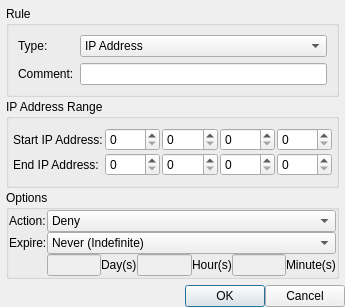
Old version of the form Quazaa/UI/dialogaddrule.ui in the repository c3c/quazaa.
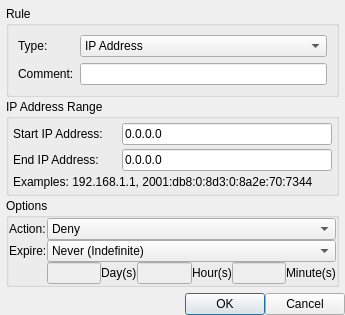
New version of the form. Icons and pictures are not drawn.

Commit message: Changed DialogAddRule to add IP Ranges properly.

```diff
--- a/Quazaa/UI/dialogaddrule.ui
+++ b/Quazaa/UI/dialogaddrule.ui
@@ -125,6 +125,136 @@
         </layout>
        </widget>
       </item>
+      <item row="3" column="0">
+       <widget class="QGroupBox" name="groupBoxOptions">
+        <property name="title">
+         <string>Options</string>
+        </property>
+        <layout class="QGridLayout" name="gridLayoutGroupBoxOptions">
+         <property name="leftMargin">
+          <number>0</number>
+         </property>
+         <property name="topMargin">
+          <number>0</number>
+         </property>
+         <property name="rightMargin">
+          <number>0</number>
+         </property>
+         <property name="bottomMargin">
+          <number>0</number>
+         </property>
+         <property name="spacing">
+          <number>0</number>
+         </property>
+         <item row="0" column="0">
+          <widget class="QLabel" name="labelAction">
+           <property name="text">
+            <string>Action:</string>
+           </property>
+          </widget>
+         </item>
+         <item row="0" column="1" colspan="6">
+          <widget class="QComboBox" name="comboBoxAction">
+           <property name="currentIndex">
+            <number>2</number>
+           </property>
+           <property name="maxVisibleItems">
+            <number>3</number>
+           </property>
+           <item>
+            <property name="text">
+             <string>None</string>
+            </property>
+           </item>
+           <item>
+            <property name="text">
+             <string>Accept</string>
+            </property>
+           </item>
+           <item>
+            <property name="text">
+             <string>Deny</string>
+            </property>
+           </item>
+          </widget>
+         </item>
+         <item row="1" column="0">
+          <widget class="QLabel" name="labelExpire">
+           <property name="text">
+            <string>Expire:</string>
+           </property>
+          </widget>
+         </item>
+         <item row="1" column="1" colspan="6">
+          <widget class="QComboBox" name="comboBoxExpire">
+           <property name="currentIndex">
+            <number>0</number>
+           </property>
+           <property name="maxVisibleItems">
+            <number>3</number>
+           </property>
+           <item>
+            <property name="text">
+             <string>Never (Indefinite)</string>
+            </property>
+           </item>
+           <item>
+            <property name="text">
+             <string>At End Of Session</string>
+            </property>
+           </item>
+           <item>
+            <property name="text">
+             <string>After:</string>
+            </property>
+           </item>
+          </widget>
+         </item>
+         <item row="2" column="1">
+          <widget class="QLineEdit" name="lineEditDays">
+           <property name="enabled">
+            <bool>false</bool>
+           </property>
+          </widget>
+         </item>
+         <item row="2" column="2">
+          <widget class="QLabel" name="labelDays">
+           <property name="text">
+            <string>Day(s)</string>
+           </property>
+          </widget>
+         </item>
+         <item row="2" column="3">
+          <widget class="QLineEdit" name="lineEditHours">
+           <property name="enabled">
+            <bool>false</bool>
+           </property>
+          </widget>
+         </item>
+         <item row="2" column="4">
+          <widget class="QLabel" name="labelHours">
+           <property name="text">
+            <string>Hour(s)</string>
+           </property>
+          </widget>
+         </item>
+         <item row="2" column="5">
+          <widget class="QLineEdit" name="lineEditMinutes">
+           <property name="enabled">
+            <bool>false</bool>
+           </property>
+          </widget>
+         </item>
+         <item row="2" column="6">
+          <widget class="QLabel" name="labelMinutes">
+           <property name="text">
+            <string>Minute(s)</string>
+           </property>
+          </widget>
+         </item>
+        </layout>
+       </widget>
+      </item>
       <item row="1" column="0">
        <widget class="QStackedWidget" name="stackedWidgetType">
         <property name="currentIndex">
@@ -243,82 +373,40 @@
              <property name="spacing">
               <number>4</number>
              </property>
-             <item row="0" column="0" colspan="6">
-              <layout class="QGridLayout" name="gridLayoutIPRange_1">
-               <property name="spacing">
-                <number>2</number>
+             <item row="0" column="1" colspan="2">
+              <widget class="QLineEdit" name="lineEditStartIP">
+               <property name="text">
+                <string>0.0.0.0</string>
                </property>
-               <item row="0" column="3">
-                <widget class="QSpinBox" name="spinBoxStartIP3">
-                 <property name="maximum">
-                  <number>255</number>
-                 </property>
-                </widget>
-               </item>
-               <item row="0" column="4">
-                <widget class="QSpinBox" name="spinBoxStartIP4">
-                 <property name="maximum">
-                  <number>255</number>
-                 </property>
-                </widget>
-               </item>
-               <item row="1" column="3">
-                <widget class="QSpinBox" name="spinBoxEndIP3">
-                 <property name="maximum">
-                  <number>255</number>
-                 </property>
-                </widget>
-               </item>
-               <item row="0" column="0">
-                <widget class="QLabel" name="labelStartIP">
-                 <property name="text">
-                  <string>Start IP Address:</string>
-                 </property>
-                </widget>
-               </item>
-               <item row="0" column="1">
-                <widget class="QSpinBox" name="spinBoxStartIP1">
-                 <property name="maximum">
-                  <number>255</number>
-                 </property>
-                </widget>
-               </item>
-               <item row="0" column="2">
-                <widget class="QSpinBox" name="spinBoxStartIP2">
-                 <property name="maximum">
-                  <number>255</number>
-                 </property>
-                </widget>
-               </item>
-               <item row="1" column="0">
-                <widget class="QLabel" name="labelEndIP">
-                 <property name="text">
-                  <string>End IP Address:</string>
-                 </property>
-                </widget>
-               </item>
-               <item row="1" column="1">
-                <widget class="QSpinBox" name="spinBoxEndIP1">
-                 <property name="maximum">
-                  <number>255</number>
-                 </property>
-                </widget>
-               </item>
-               <item row="1" column="4">
-                <widget class="QSpinBox" name="spinBoxEndIP4">
-                 <property name="maximum">
-                  <number>255</number>
-                 </property>
-                </widget>
-               </item>
-               <item row="1" column="2">
-                <widget class="QSpinBox" name="spinBoxEndIP2">
-                 <property name="maximum">
-                  <number>255</number>
-                 </property>
-                </widget>
-               </item>
-              </layout>
+              </widget>
+             </item>
+             <item row="0" column="0">
+              <widget class="QLabel" name="labelStartIP">
+               <property name="text">
+                <string>Start IP Address:</string>
+               </property>
+              </widget>
+             </item>
+             <item row="1" column="0">
+              <widget class="QLabel" name="labelEndIP">
+               <property name="text">
+                <string>End IP Address:</string>
+               </property>
+              </widget>
+             </item>
+             <item row="1" column="1" colspan="2">
+              <widget class="QLineEdit" name="lineEditEndIP">
+               <property name="text">
+                <string>0.0.0.0</string>
+               </property>
+              </widget>
+             </item>
+             <item row="2" column="0" colspan="3">
+              <widget class="QLabel" name="label">
+               <property name="text">
+                <string>Examples: 192.168.1.1, 2001:db8:0:8d3:0:8a2e:70:7344</string>
+               </property>
+              </widget>
              </item>
             </layout>
            </widget>
@@ -590,134 +678,17 @@
        </widget>
       </item>
       <item row="2" column="0">
-       <widget class="QGroupBox" name="groupBoxOptions">
-        <property name="title">
-         <string>Options</string>
+       <spacer name="verticalSpacer_3">
+        <property name="orientation">
+         <enum>Qt::Vertical</enum>
         </property>
-        <layout class="QGridLayout" name="gridLayoutGroupBoxOptions">
-         <property name="leftMargin">
-          <number>0</number>
-         </property>
-         <property name="topMargin">
-          <number>0</number>
-         </property>
-         <property name="rightMargin">
-          <number>0</number>
-         </property>
-         <property name="bottomMargin">
-          <number>0</number>
-         </property>
-         <property name="spacing">
-          <number>0</number>
-         </property>
-         <item row="0" column="0">
-          <widget class="QLabel" name="labelAction">
-           <property name="text">
-            <string>Action:</string>
-           </property>
-          </widget>
-         </item>
-         <item row="0" column="1" colspan="6">
-          <widget class="QComboBox" name="comboBoxAction">
-           <property name="currentIndex">
-            <number>2</number>
-           </property>
-           <property name="maxVisibleItems">
-            <number>3</number>
-           </property>
-           <item>
-            <property name="text">
-             <string>None</string>
-            </property>
-           </item>
-           <item>
-            <property name="text">
-             <string>Accept</string>
-            </property>
-           </item>
-           <item>
-            <property name="text">
-             <string>Deny</string>
-            </property>
-           </item>
-          </widget>
-         </item>
-         <item row="1" column="0">
-          <widget class="QLabel" name="labelExpire">
-           <property name="text">
-            <string>Expire:</string>
-           </property>
-          </widget>
-         </item>
-         <item row="1" column="1" colspan="6">
-          <widget class="QComboBox" name="comboBoxExpire">
-           <property name="currentIndex">
-            <number>0</number>
-           </property>
-           <property name="maxVisibleItems">
-            <number>3</number>
-           </property>
-           <item>
-            <property name="text">
-             <string>Never (Indefinite)</string>
-            </property>
-           </item>
-           <item>
-            <property name="text">
-             <string>At End Of Session</string>
-            </property>
-           </item>
-           <item>
-            <property name="text">
-             <string>After:</string>
-            </property>
-           </item>
-          </widget>
-         </item>
-         <item row="2" column="1">
-          <widget class="QLineEdit" name="lineEditDays">
-           <property name="enabled">
-            <bool>false</bool>
-           </property>
-          </widget>
-         </item>
-         <item row="2" column="2">
-          <widget class="QLabel" name="labelDays">
-           <property name="text">
-            <string>Day(s)</string>
-           </property>
-          </widget>
-         </item>
-         <item row="2" column="3">
-          <widget class="QLineEdit" name="lineEditHours">
-           <property name="enabled">
-            <bool>false</bool>
-           </property>
-          </widget>
-         </item>
-         <item row="2" column="4">
-          <widget class="QLabel" name="labelHours">
-           <property name="text">
-            <string>Hour(s)</string>
-           </property>
-          </widget>
-         </item>
-         <item row="2" column="5">
-          <widget class="QLineEdit" name="lineEditMinutes">
-           <property name="enabled">
-            <bool>false</bool>
-           </property>
-          </widget>
-         </item>
-         <item row="2" column="6">
-          <widget class="QLabel" name="labelMinutes">
-           <property name="text">
-            <string>Minute(s)</string>
-           </property>
-          </widget>
-         </item>
-        </layout>
-       </widget>
+        <property name="sizeHint" stdset="0">
+         <size>
+          <width>20</width>
+          <height>40</height>
+         </size>
+        </property>
+       </spacer>
       </item>
      </layout>
     </widget>
```
Left out of the diff: 118 changed lines with no effect on the pictures. The commit also changes 1 other file.
